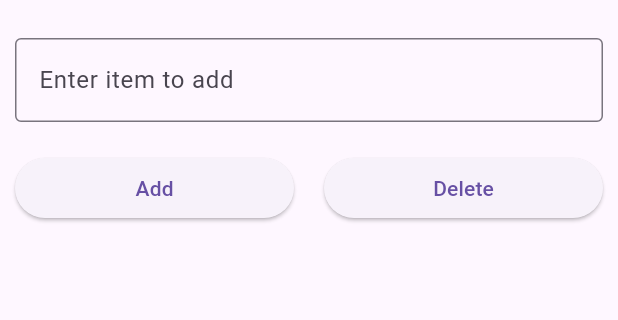
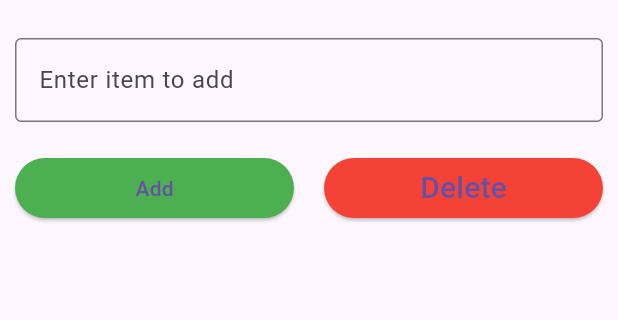
Before and after one commit to Majok-Bol/to_do_list, a Flutter app: the screen it shows after launch, after a tap on "Delete", on a phone screen of 412 x 824 dp, the part 61-381 px from its top. Run offline on Flutter 3.47's test engine with Material 3 defaults, Android fonts, the phone set to English and light mode, and no system bars.

Commit message:
styled the icon button

```diff
--- a/lib/main.dart
+++ b/lib/main.dart
@@ -20,34 +20,32 @@ class ToDoListState extends State<ToDoList>{
 final TextEditingController itemController=TextEditingController();
 //edit by using index
 int?editingIndex;
-void addItem(){
+  void addItem() {
     setState(() {
-    //check if text field is not empty
-    //if yes
-    //add item to list
-    if(itemController.text.isNotEmpty){
-      //check if there is text to edit
-      if(editingIndex==null){
-        //if not
-        //add item to list
+      if (itemController.text.isNotEmpty) {
+        if (editingIndex == null) {
+          // Adding a new item
           itemsToAdd.add(itemController.text);
-      }else{
-        //if there is text to edit
-        //edit it
-        itemsToAdd[editingIndex!]=itemController.text;
+        } else {
+          // Updating an existing item
+          itemsToAdd[editingIndex!] = itemController.text;
+          editingIndex = null; // Reset after editing
         }
         itemController.clear();
       }
     });
   }
+
 //function to clear the list
 void clearList(){
   setState(() {
     itemsToAdd.clear();
+    editingIndex=null;
+    itemController.clear();
   });
 }
 //function to edit items
-void editItem(index){
+void editItem(int index){
 //if there is item to edit
 //take the list item index of that item
 //text input should take that item
@@ -81,11 +79,22 @@ editingIndex=index;
           SizedBox(height: 20,),
           Row(
             children: [
-             Expanded(child: ElevatedButton(onPressed: addItem, child: Text('Add'))),
+            Expanded(child: ElevatedButton(onPressed: addItem,style: ElevatedButton.styleFrom(backgroundColor: Colors.green), child:Text(editingIndex==null ? "Add" : "Update"),)),
               SizedBox(width: 20,),
-               Expanded(child: ElevatedButton(onPressed: addItem, child: Text('Delete'))),
+               Expanded(child: ElevatedButton(onPressed: clearList,style: ElevatedButton.styleFrom(backgroundColor: Colors.red), child: Text('Delete',style: TextStyle(fontSize: 20),)),),
             ],
-          )
+          ),
+          Expanded(child: ListView.builder(
+            itemCount: itemsToAdd.length,
+              itemBuilder: (context,index){
+              return ListTile(title:
+                Text(itemsToAdd[index]),
+                trailing: IconButton(onPressed:()=>editItem(index), icon:Icon(Icons.edit,color: Colors.blue,),),
+
+              );
+
+
+          }))
 
         ],
       ),
```
Lines whose indentation alone changed are shown as unchanged.
